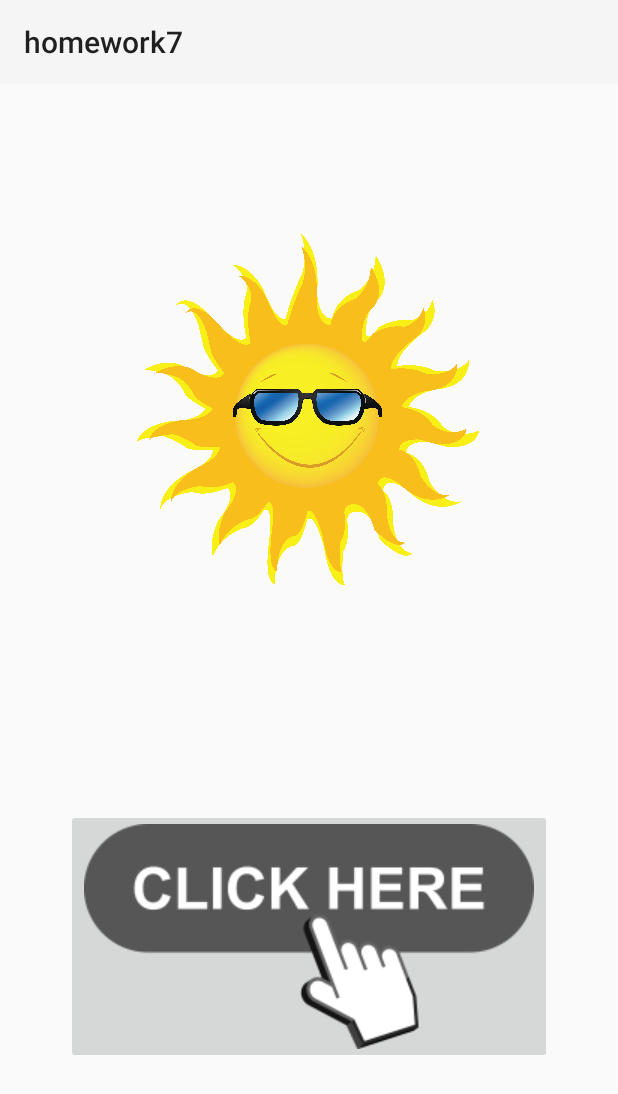
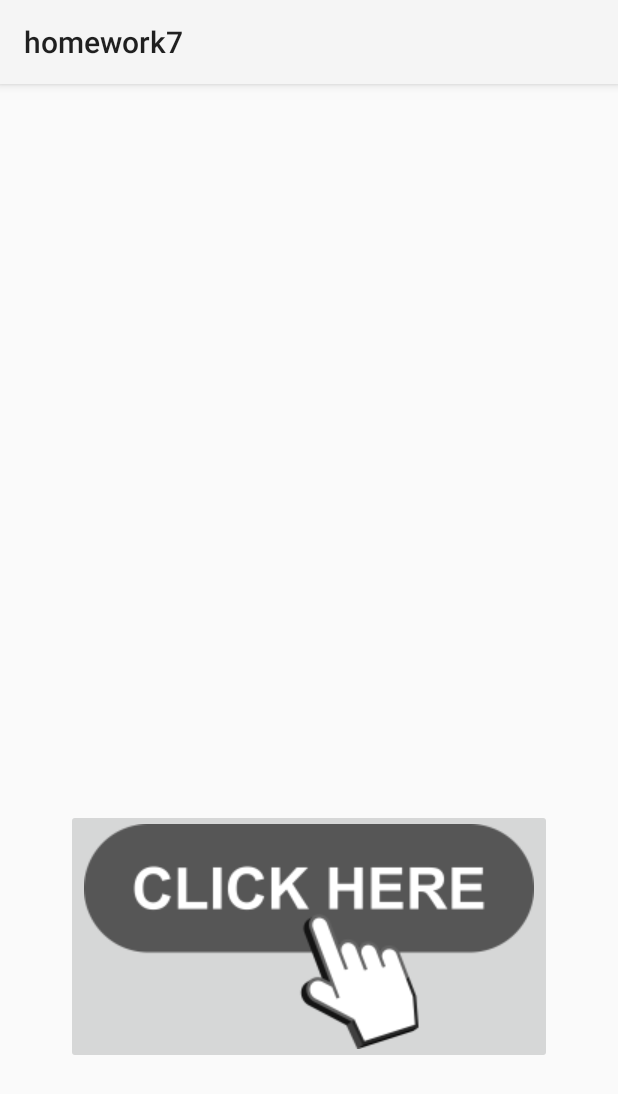
Before and after one commit to mr31000/homework7, an Android app: the screen it shows after launch (MainActivity), on a phone screen of 412 x 824 dp. Shown: the top 1094 px of the screen. Run offline under Robolectric (Android 15) with nearby library versions, the phone set to English and light mode, and no system bars.

Commit message:
תמונות

```diff
--- a/app/src/main/res/layout/activity_main.xml
+++ b/app/src/main/res/layout/activity_main.xml
@@ -8,9 +8,11 @@
     tools:context=".MainActivity">
 
     <ImageView
-        android:id="@+id/imageView"
+        android:id="@+id/iv"
         android:layout_width="228dp"
         android:layout_height="308dp"
+        android:onClick="btnClick"
+        android:visibility="invisible"
         app:layout_constraintBottom_toBottomOf="parent"
         app:layout_constraintEnd_toEndOf="parent"
         app:layout_constraintHorizontal_bias="0.496"
@@ -20,14 +22,15 @@
         app:srcCompat="@drawable/image1" />
 
     <ImageButton
-        android:id="@+id/imageButton4"
+        android:id="@+id/btn"
         android:layout_width="wrap_content"
         android:layout_height="wrap_content"
         android:layout_marginBottom="4dp"
+        android:onClick="btnClick"
         app:layout_constraintBottom_toBottomOf="parent"
         app:layout_constraintEnd_toEndOf="parent"
         app:layout_constraintStart_toStartOf="parent"
-        app:layout_constraintTop_toBottomOf="@+id/imageView"
+        app:layout_constraintTop_toBottomOf="@+id/iv"
         app:srcCompat="@drawable/image" />
 
 </androidx.constraintlayout.widget.ConstraintLayout>
```
Also changed, not shown: app/src/main/java/com/example/homework7/MainActivity.java (+25 -0 lines), app/src/main/res/drawable/num1.png (added), app/src/main/res/drawable/num2.png (added), app/src/main/res/drawable/num3.png (added).
